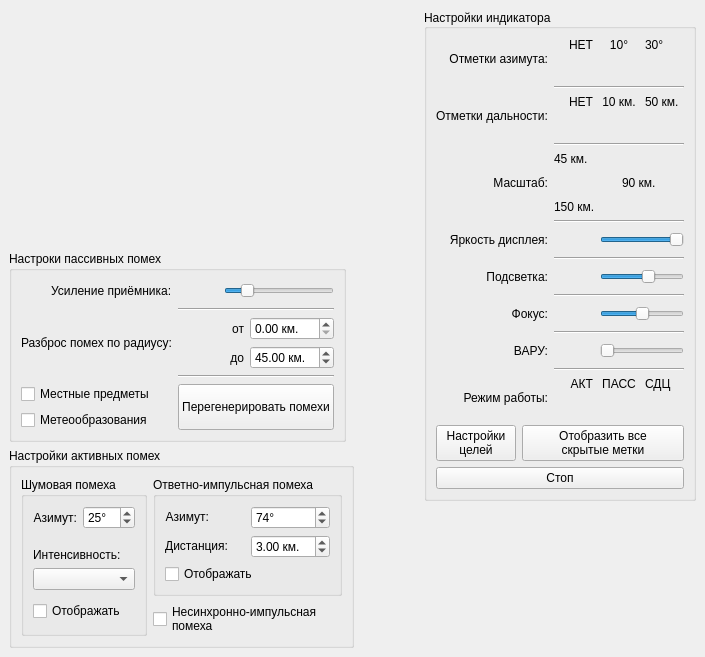
The window that indicatordrl.ui (oln0ry/IKO) describes before a commit, drawn with Qt 5.
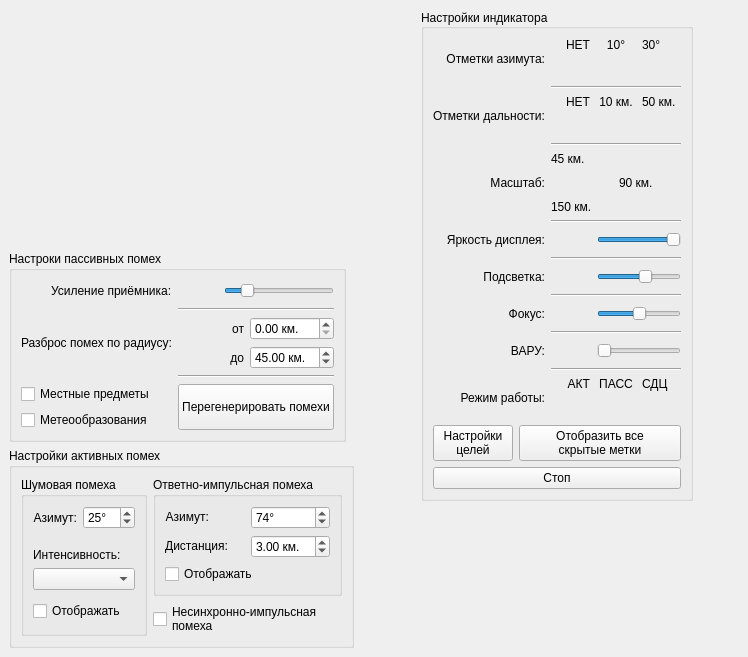
The same window after the commit. Icons and pictures are not drawn. Custom widgets are drawn as their Qt base class.

The edit to the form file:
```diff
--- a/indicatordrl.ui
+++ b/indicatordrl.ui
@@ -6,7 +6,7 @@
    <rect>
     <x>0</x>
     <y>0</y>
-    <width>705</width>
+    <width>748</width>
     <height>657</height>
    </rect>
   </property>
@@ -41,10 +41,10 @@
          <item>
           <layout class="QGridLayout" name="LayoutIndicatorSettingsInit">
            <item row="2" column="1">
-            <layout class="QVBoxLayout" name="LayoutRangeFunctionality">
-             <item>
-              <layout class="QHBoxLayout" name="LayoutRangeVariants">
-               <item>
+            <layout class="QGridLayout" name="gridLayout_15">
+             <item row="0" column="0">
+              <layout class="QGridLayout" name="gridLayout_14">
+               <item row="0" column="0">
                 <widget class="QLabel" name="LabelRangeMarksNo">
                  <property name="text">
                   <string>НЕТ</string>
@@ -54,7 +54,7 @@
                  </property>
                 </widget>
                </item>
-               <item>
+               <item row="0" column="1">
                 <widget class="QLabel" name="LabelRangeMarks10">
                  <property name="text">
                   <string>10 км.</string>
@@ -64,7 +64,7 @@
                  </property>
                 </widget>
                </item>
-               <item>
+               <item row="0" column="2">
                 <widget class="QLabel" name="LabelRangeMarks50">
                  <property name="text">
                   <string>50 км.</string>
@@ -73,7 +73,7 @@
                </item>
               </layout>
              </item>
-             <item alignment="Qt::AlignHCenter|Qt::AlignVCenter">
+             <item row="1" column="0">
               <widget class="QPushButton" name="SelectRangeMarks">
                <property name="cursor">
                 <cursorShape>PointingHandCursor</cursorShape>
@@ -142,8 +142,8 @@
             </widget>
            </item>
            <item row="6" column="1">
-            <layout class="QHBoxLayout" name="LayoutBrightnessFunctionality">
-             <item alignment="Qt::AlignLeft|Qt::AlignVCenter">
+            <layout class="QGridLayout" name="gridLayout_16">
+             <item row="0" column="0" alignment="Qt::AlignLeft|Qt::AlignVCenter">
               <widget class="QPushButton" name="ChangeIndicatorBrightnessButton">
                <property name="sizePolicy">
                 <sizepolicy hsizetype="Fixed" vsizetype="Fixed">
@@ -178,7 +178,7 @@
                </property>
               </widget>
              </item>
-             <item alignment="Qt::AlignLeft|Qt::AlignVCenter">
+             <item row="0" column="1">
               <widget class="QSlider" name="ChangeIndicatorBrightness">
                <property name="cursor">
                 <cursorShape>OpenHandCursor</cursorShape>
@@ -197,20 +197,20 @@
             </layout>
            </item>
            <item row="4" column="1">
-            <layout class="QVBoxLayout" name="LayoutScaleFunctionality">
+            <layout class="QGridLayout" name="gridLayout_23">
              <property name="sizeConstraint">
               <enum>QLayout::SetFixedSize</enum>
              </property>
-             <item alignment="Qt::AlignLeft|Qt::AlignBottom">
+             <item row="0" column="0" alignment="Qt::AlignLeft|Qt::AlignBottom">
               <widget class="QLabel" name="LabelScale45">
                <property name="text">
                 <string>45 км.</string>
                </property>
               </widget>
              </item>
-             <item>
-              <layout class="QHBoxLayout" name="LayoutScaleVariants">
-               <item alignment="Qt::AlignLeft">
+             <item row="1" column="0">
+              <layout class="QGridLayout" name="gridLayout_22">
+               <item row="0" column="0" alignment="Qt::AlignLeft|Qt::AlignVCenter">
                 <widget class="QPushButton" name="SelectScale">
                  <property name="cursor">
                   <cursorShape>PointingHandCursor</cursorShape>
@@ -239,7 +239,7 @@
                  </property>
                 </widget>
                </item>
-               <item alignment="Qt::AlignLeft|Qt::AlignVCenter">
+               <item row="0" column="1" alignment="Qt::AlignLeft|Qt::AlignVCenter">
                 <widget class="QLabel" name="LabelScale90">
                  <property name="text">
                   <string>90 км.</string>
@@ -248,7 +248,7 @@
                </item>
               </layout>
              </item>
-             <item alignment="Qt::AlignLeft|Qt::AlignTop">
+             <item row="2" column="0" alignment="Qt::AlignLeft|Qt::AlignTop">
               <widget class="QLabel" name="LabelScale150">
                <property name="text">
                 <string>150 км.</string>
@@ -268,10 +268,10 @@
             </widget>
            </item>
            <item row="14" column="1">
-            <layout class="QVBoxLayout" name="LayoutWorkVariantFunctionality">
-             <item>
-              <layout class="QHBoxLayout" name="LayoutWorkVariantsCommonLabel">
-               <item>
+            <layout class="QGridLayout" name="gridLayout_21">
+             <item row="0" column="0">
+              <layout class="QGridLayout" name="gridLayout_20">
+               <item row="0" column="0">
                 <widget class="QLabel" name="LabelWorkVariantAKT">
                  <property name="text">
                   <string>АКТ</string>
@@ -281,7 +281,7 @@
                  </property>
                 </widget>
                </item>
-               <item>
+               <item row="0" column="1">
                 <widget class="QLabel" name="LabelWorkVariantPASS">
                  <property name="text">
                   <string>ПАСС</string>
@@ -291,7 +291,7 @@
                  </property>
                 </widget>
                </item>
-               <item>
+               <item row="0" column="2">
                 <widget class="QLabel" name="LabelWorkVariantSDC">
                  <property name="text">
                   <string>СДЦ</string>
@@ -300,7 +300,7 @@
                </item>
               </layout>
              </item>
-             <item alignment="Qt::AlignHCenter|Qt::AlignVCenter">
+             <item row="1" column="0">
               <widget class="QPushButton" name="SelectWorkVariant">
                <property name="cursor">
                 <cursorShape>PointingHandCursor</cursorShape>
@@ -335,8 +335,8 @@
             </layout>
            </item>
            <item row="10" column="1">
-            <layout class="QHBoxLayout" name="LayoutFocusFunctionality">
-             <item alignment="Qt::AlignLeft|Qt::AlignVCenter">
+            <layout class="QGridLayout" name="gridLayout_18">
+             <item row="0" column="0" alignment="Qt::AlignLeft|Qt::AlignVCenter">
               <widget class="QPushButton" name="ChangeIndicatorFocusButton">
                <property name="sizePolicy">
                 <sizepolicy hsizetype="Fixed" vsizetype="Fixed">
@@ -371,7 +371,7 @@
                </property>
               </widget>
              </item>
-             <item alignment="Qt::AlignLeft|Qt::AlignVCenter">
+             <item row="0" column="1">
               <widget class="QSlider" name="ChangeIndicatorFocus">
                <property name="cursor">
                 <cursorShape>OpenHandCursor</cursorShape>
@@ -410,8 +410,8 @@
             </widget>
            </item>
            <item row="12" column="1">
-            <layout class="QHBoxLayout" name="LayoutVARUFunctionality">
-             <item alignment="Qt::AlignLeft|Qt::AlignVCenter">
+            <layout class="QGridLayout" name="gridLayout_19">
+             <item row="0" column="0" alignment="Qt::AlignLeft|Qt::AlignVCenter">
               <widget class="QPushButton" name="ChangeIndicatorVARUButton">
                <property name="sizePolicy">
                 <sizepolicy hsizetype="Fixed" vsizetype="Fixed">
@@ -446,7 +446,7 @@
                </property>
               </widget>
              </item>
-             <item alignment="Qt::AlignLeft|Qt::AlignVCenter">
+             <item row="0" column="1">
               <widget class="QSlider" name="ChangeIndicatorVARU">
                <property name="cursor">
                 <cursorShape>OpenHandCursor</cursorShape>
@@ -516,10 +516,10 @@
             </widget>
            </item>
            <item row="0" column="1">
-            <layout class="QVBoxLayout" name="LayoutAzimuthFunctionality">
-             <item>
-              <layout class="QHBoxLayout" name="LayoutAzimuthVariants">
-               <item>
+            <layout class="QGridLayout" name="gridLayout_13">
+             <item row="0" column="0">
+              <layout class="QGridLayout" name="gridLayout_12">
+               <item row="0" column="0">
                 <widget class="QLabel" name="LabelAzimuthMarksNo">
                  <property name="text">
                   <string>НЕТ</string>
@@ -529,7 +529,7 @@
                  </property>
                 </widget>
                </item>
-               <item>
+               <item row="0" column="1">
                 <widget class="QLabel" name="LabelAzimuthMarks10">
                  <property name="text">
                   <string>10°</string>
@@ -539,7 +539,7 @@
                  </property>
                 </widget>
                </item>
-               <item>
+               <item row="0" column="2">
                 <widget class="QLabel" name="LabelAzimuthMarks30">
                  <property name="text">
                   <string>30°</string>
@@ -548,7 +548,7 @@
                </item>
               </layout>
              </item>
-             <item alignment="Qt::AlignHCenter|Qt::AlignVCenter">
+             <item row="1" column="0">
               <widget class="QPushButton" name="SelectAzimuthMarks">
                <property name="cursor">
                 <cursorShape>PointingHandCursor</cursorShape>
@@ -580,8 +580,8 @@
             </layout>
            </item>
            <item row="8" column="1">
-            <layout class="QHBoxLayout" name="LayoutLightningFunctionality">
-             <item alignment="Qt::AlignLeft|Qt::AlignVCenter">
+            <layout class="QGridLayout" name="gridLayout_17">
+             <item row="0" column="0" alignment="Qt::AlignLeft|Qt::AlignVCenter">
               <widget class="QPushButton" name="ChangeIndicatorLightningButton">
                <property name="sizePolicy">
                 <sizepolicy hsizetype="Fixed" vsizetype="Fixed">
@@ -616,7 +616,7 @@
                </property>
               </widget>
              </item>
-             <item alignment="Qt::AlignLeft|Qt::AlignVCenter">
+             <item row="0" column="1">
               <widget class="QSlider" name="ChangeIndicatorLightning">
                <property name="cursor">
                 <cursorShape>OpenHandCursor</cursorShape>
@@ -994,8 +994,8 @@
          <item row="4" column="0">
           <layout class="QHBoxLayout" name="LayoutPassiveTrashExtraSettings">
            <item>
-            <layout class="QVBoxLayout" name="LayoutPassiveTrashExtraInternalSettings">
-             <item alignment="Qt::AlignLeft|Qt::AlignVCenter">
+            <layout class="QGridLayout" name="gridLayout_11">
+             <item row="0" column="0">
               <widget class="QCheckBox" name="CheckShowLocalItems">
                <property name="cursor">
                 <cursorShape>PointingHandCursor</cursorShape>
@@ -1005,7 +1005,7 @@
                </property>
               </widget>
              </item>
-             <item alignment="Qt::AlignLeft|Qt::AlignVCenter">
+             <item row="1" column="0">
               <widget class="QCheckBox" name="CheckShowMeteo">
                <property name="cursor">
                 <cursorShape>PointingHandCursor</cursorShape>
@@ -1112,6 +1112,41 @@
       </layout>
      </widget>
     </item>
+    <item row="1" column="3" alignment="Qt::AlignVCenter">
+     <widget class="QPushButton" name="ShowRightPanel">
+      <property name="sizePolicy">
+       <sizepolicy hsizetype="Fixed" vsizetype="Fixed">
+        <horstretch>0</horstretch>
+        <verstretch>0</verstretch>
+       </sizepolicy>
+      </property>
+      <property name="cursor">
+       <cursorShape>PointingHandCursor</cursorShape>
+      </property>
+      <property name="focusPolicy">
+       <enum>Qt::TabFocus</enum>
+      </property>
+      <property name="styleSheet">
+       <string notr="true">background-color: rgba(255, 255, 255, 0);</string>
+      </property>
+      <property name="text">
+       <string/>
+      </property>
+      <property name="icon">
+       <iconset resource="Common.qrc">
+        <normaloff>:/extra/arrow_left.png</normaloff>:/extra/arrow_left.png</iconset>
+      </property>
+      <property name="iconSize">
+       <size>
+        <width>25</width>
+        <height>25</height>
+       </size>
+      </property>
+      <property name="flat">
+       <bool>true</bool>
+      </property>
+     </widget>
+    </item>
     <item row="0" column="0">
      <widget class="MainLocator" name="RenderMainLocator" native="true">
       <property name="sizePolicy">
```
Left out of the diff: 372 changed lines with no effect on the pictures.
